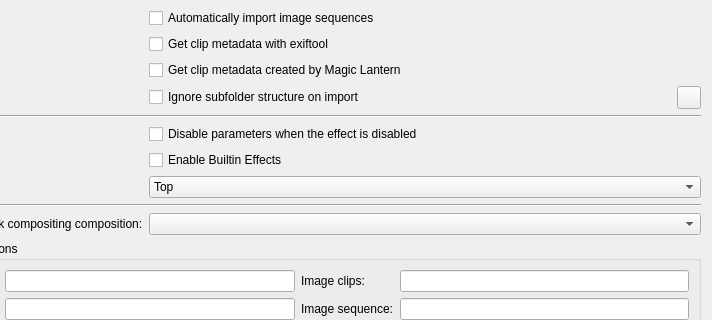
This is src/ui/configmisc_ui.ui in KDE/kdenlive as Qt 5 draws it before an edit; both pictures show x 86 to 798 and y 142 to 462 of the 798 by 661 pixel window. The edited form follows.
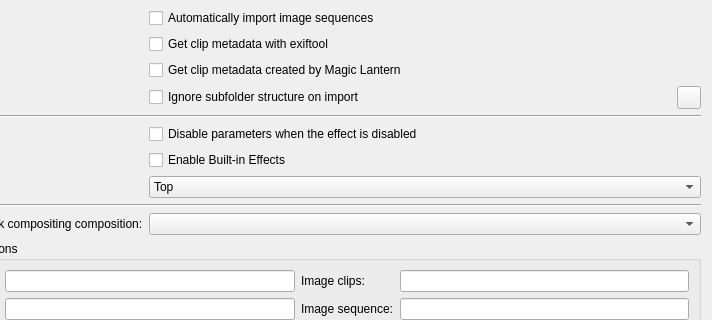
This is the edited form. Custom widgets are drawn as their Qt base class.

Commit message: Fix typo builtin to built-in

```diff
--- a/src/ui/configmisc_ui.ui
+++ b/src/ui/configmisc_ui.ui
@@ -277,7 +277,7 @@
    <item row="12" column="1">
     <widget class="QCheckBox" name="kcfg_enableBuiltInEffects">
      <property name="text">
-      <string>Enable Builtin Effects</string>
+      <string>Enable Built-in Effects</string>
      </property>
     </widget>
    </item>
```
